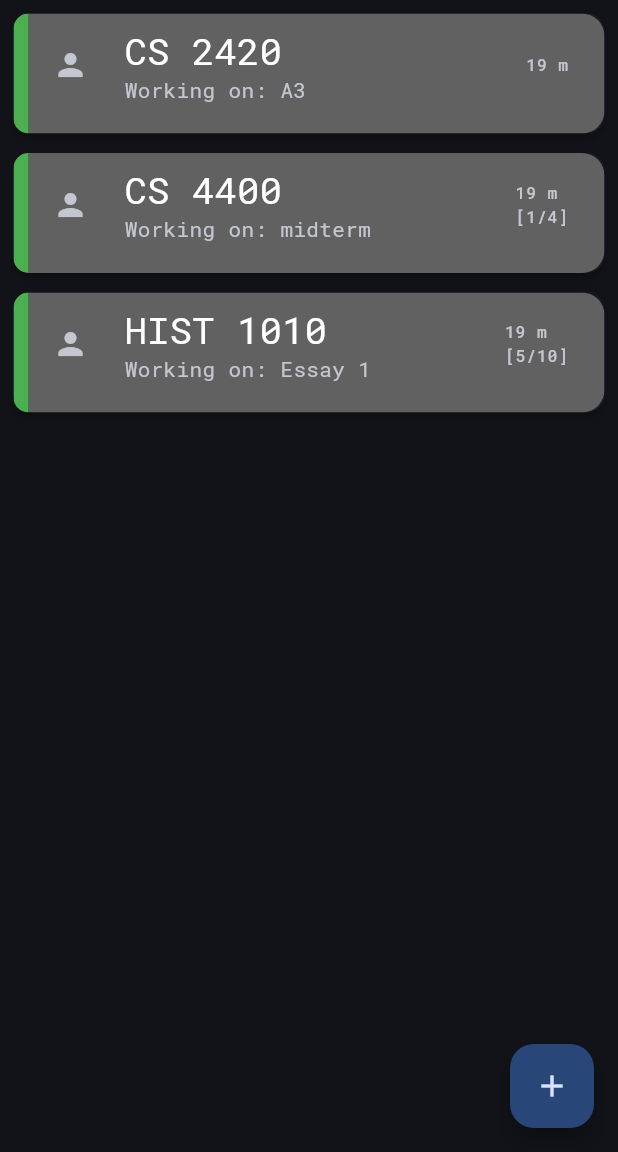
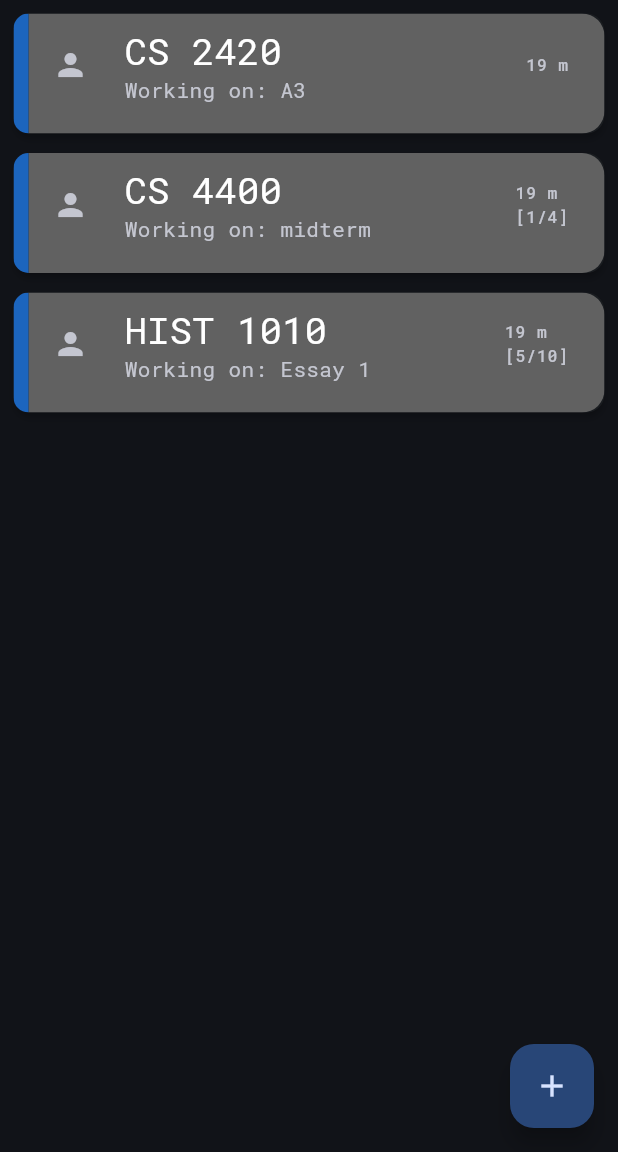
Before and after one commit to nelstran/booth_mockup, a Flutter app: the screen it shows after launch, on a phone screen of 412 x 824 dp, the part 84-1236 px from its top. Run offline on Flutter 3.47's test engine with Material 3 defaults, Android fonts, the phone set to English and light mode, and no system bars; our stand-ins replace google_fonts; missing offline and left inert: dart:ffi.

Commit message:
Added color ribbons depending on field

```diff
--- a/lib/main.dart
+++ b/lib/main.dart
@@ -1,3 +1,4 @@
+import 'dart:collection';
 import 'dart:ffi';
 import 'dart:math';
 import 'dart:ui';
@@ -10,6 +11,8 @@ import 'package:google_fonts/google_fonts.dart';
 void main() {
   runApp(const Booth());
 }
+
+ColorRibbons colorLibrary = ColorRibbons();
 
 class Booth extends StatelessWidget {
   const Booth({super.key});
@@ -117,6 +120,7 @@ class SessionObj{
   int dist;
   int currNum;
   int maxNum;
+  Color color;
 
   SessionObj({
     required this.field,
@@ -129,8 +133,25 @@ class SessionObj{
     :
     dist = dist ?? 10 + Random().nextInt(100 - 10 + 1),
     currNum = currNum ?? 1,
-    maxNum = maxNum ?? 0;
+    maxNum = maxNum ?? 0,
+    color = colorLibrary.addField(field);
+}
 
+class ColorRibbons{
+  HashMap fields = HashMap();
+
+  Color addField(String field){
+    Random rng = Random();
+    if(!fields.containsKey(field)){
+      fields[field] = Color.fromRGBO(
+        rng.nextInt(256),
+        rng.nextInt(256),
+        rng.nextInt(256),
+        1.0
+        );
+    }
+    return fields[field];
+  }
 }
 Padding sessionTile(BuildContext context, SessionObj session) {
     String roomStr = "";
@@ -154,10 +175,10 @@ Padding sessionTile(BuildContext context, SessionObj session) {
                   ),
                   child: Container(
                     height: 80,
-                    decoration: const BoxDecoration(
+                    decoration: BoxDecoration(
                       border: Border(
                         left: BorderSide(
-                          color:Colors.green,
+                          color: session.color,
                           width: 10,
                         )
                       )
```
